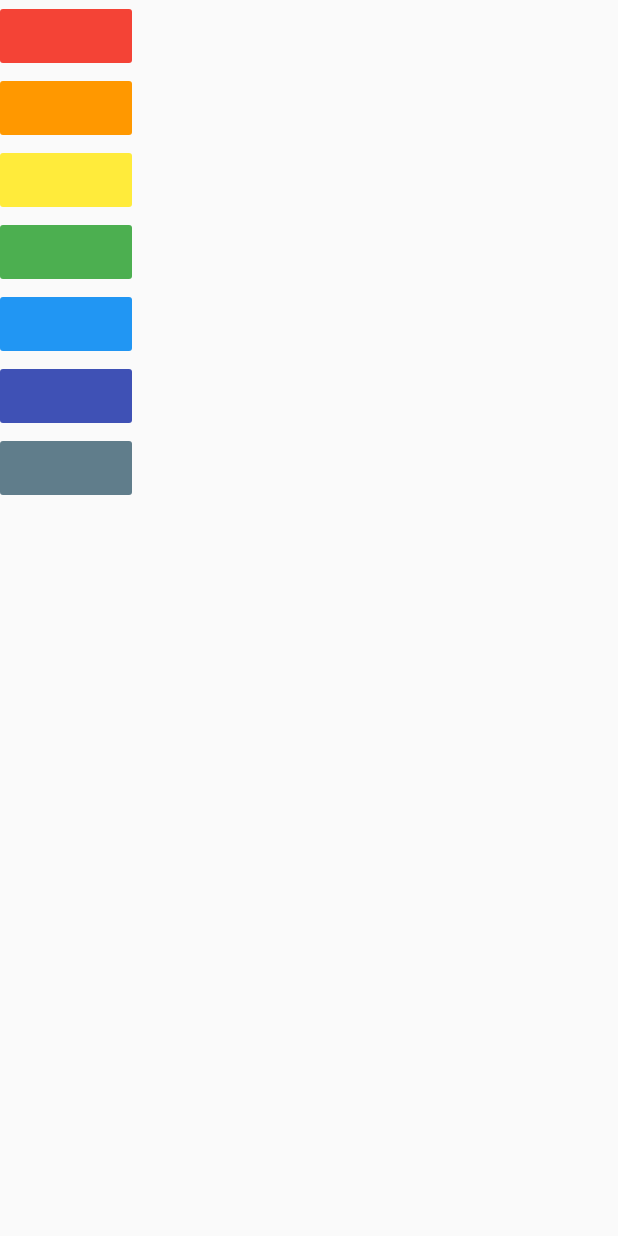
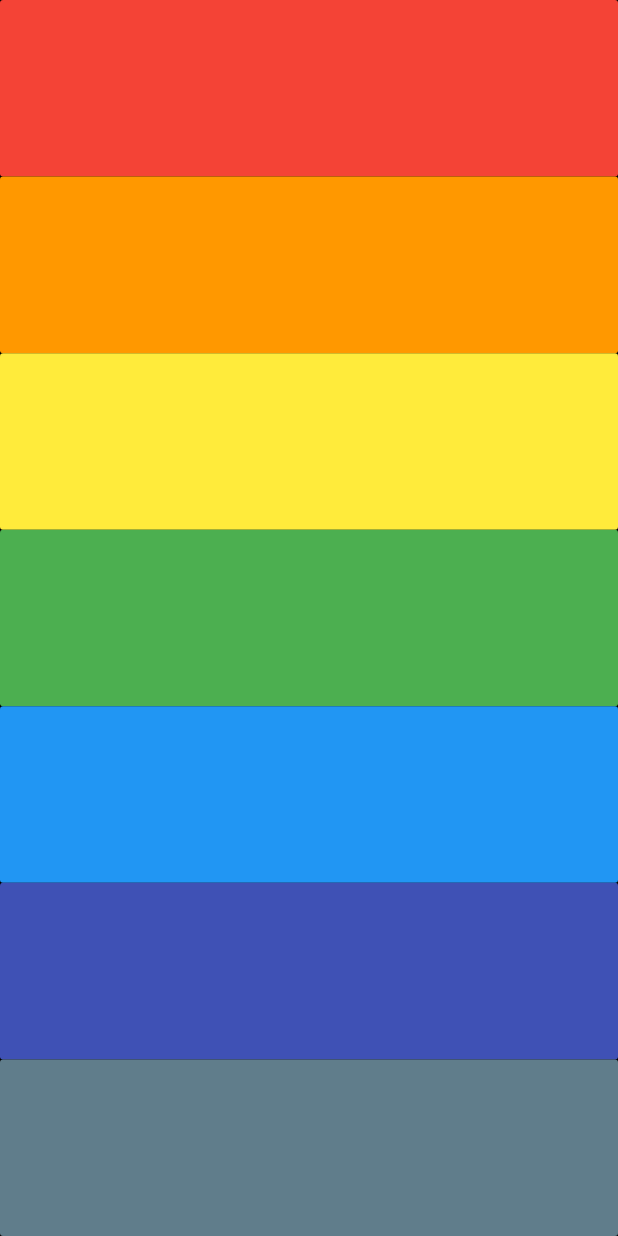
Before and after one commit to coderaky/xylophone, a Flutter app: the screen it shows after launch, on a phone screen of 412 x 824 dp. Run offline on Flutter 3.47's test engine with Material 2 defaults, Android fonts, the phone set to English and light mode, and no system bars; our stand-ins replace audioplayers.

Commit message:
updated the ui

```diff
--- a/lib/main.dart
+++ b/lib/main.dart
@@ -9,55 +9,33 @@ class XylophoneApp extends StatelessWidget {
     player.play('note$soundno.wav');
   }
 
+  Expanded buildkey({Color color, int soundno}) {
+    return Expanded(
+      child: FlatButton(
+        color: color,
+        onPressed: () {
+          playsound(soundno);
+        },
+      ),
+    );
+  }
+
   @override
   Widget build(BuildContext context) {
     return MaterialApp(
       home: Scaffold(
+        backgroundColor: Colors.black,
         body: SafeArea(
           child: Column(
+            crossAxisAlignment: CrossAxisAlignment.stretch,
             children: <Widget>[
-              FlatButton(
-                color: Colors.red,
-                onPressed: () {
-                  playsound(1);
-                },
-              ),
-              FlatButton(
-                color: Colors.orange,
-                onPressed: () {
-                  playsound(2);
-                },
-              ),
-              FlatButton(
-                color: Colors.yellow,
-                onPressed: () {
-                  playsound(3);
-                },
-              ),
-              FlatButton(
-                color: Colors.green,
-                onPressed: () {
-                  playsound(4);
-                },
-              ),
-              FlatButton(
-                color: Colors.blue,
-                onPressed: () {
-                  playsound(5);
-                },
-              ),
-              FlatButton(
-                color: Colors.indigo,
-                onPressed: () {
-                  playsound(6);
-                },
-              ),
-              FlatButton(
-                color: Colors.blueGrey,
-                onPressed: () {
-                  playsound(7);
-                },
-              ),
+              buildkey(color: Colors.red, soundno: 1),
+              buildkey(color: Colors.orange, soundno: 2),
+              buildkey(color: Colors.yellow, soundno: 3),
+              buildkey(color: Colors.green, soundno: 4),
+              buildkey(color: Colors.blue, soundno: 5),
+              buildkey(color: Colors.indigo, soundno: 6),
+              buildkey(color: Colors.blueGrey, soundno: 7),
             ],
           ),
         ),
```
